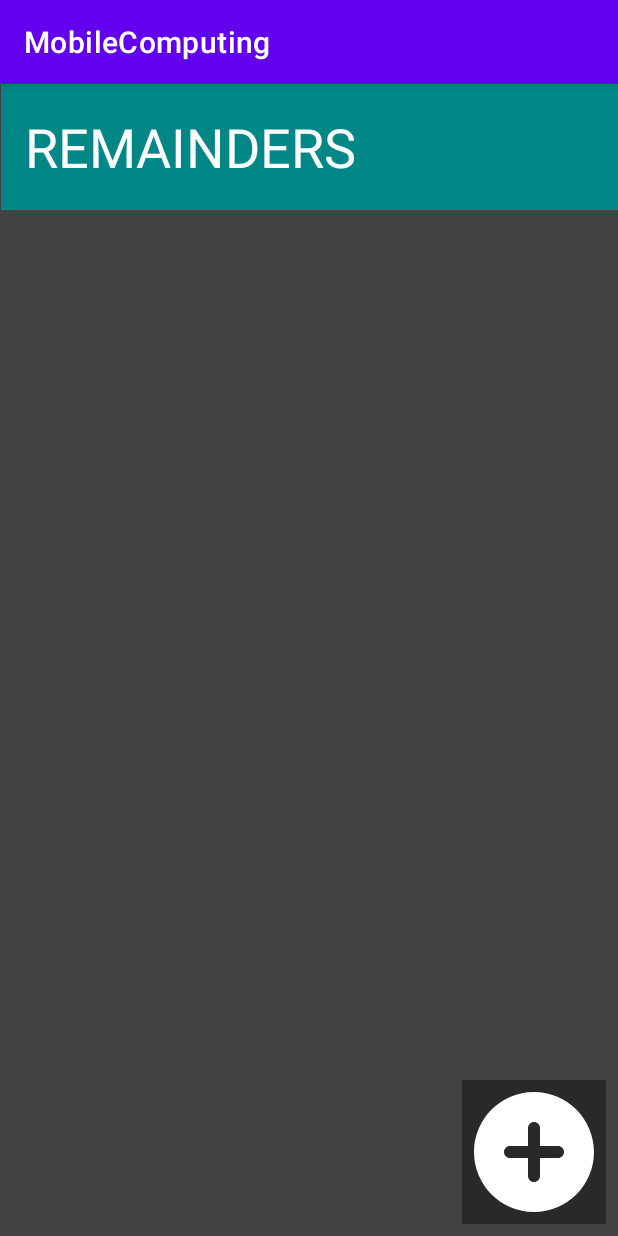
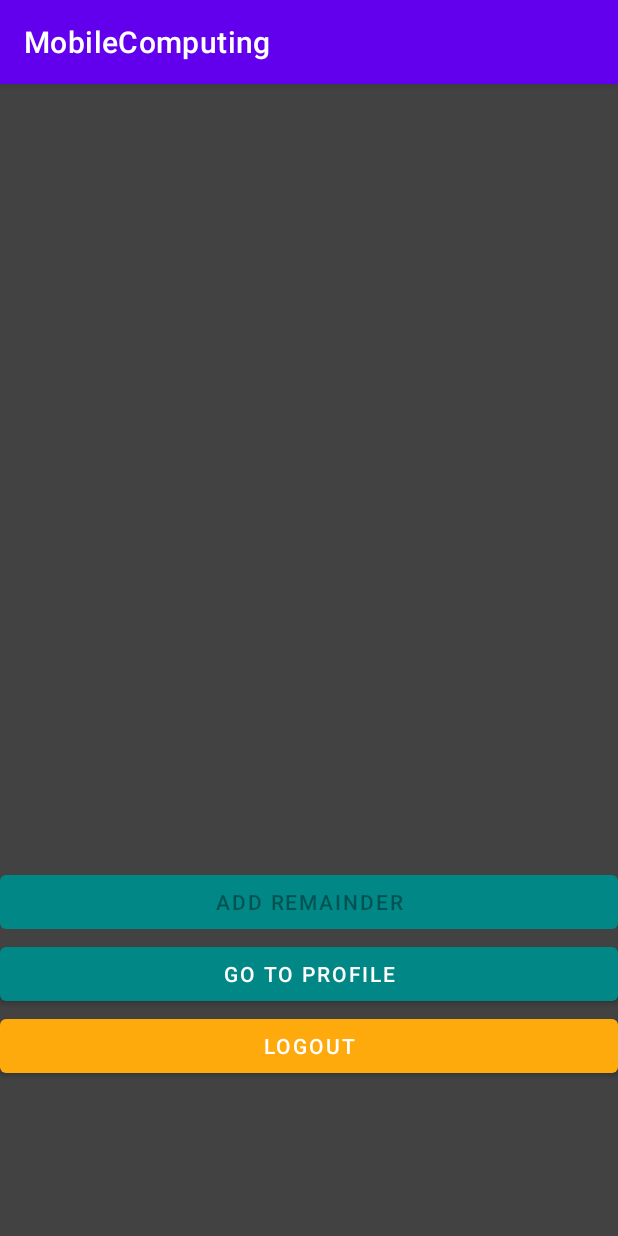
Before and after one commit to EetuHuusko/RemainderMobComp, an Android app: the MainActivity screen opened directly, with no data from a screen before it, on a phone screen of 412 x 824 dp. Run offline under Robolectric (Android 15) with nearby library versions, the phone set to English and light mode, and no system bars; our stand-ins replace Room's generated code; 2 statements that could not run were skipped.

Commit message:
Added database, modified the usual suspects, MainActivity is not yet working correctly

```diff
--- a/app/src/main/AndroidManifest.xml
+++ b/app/src/main/AndroidManifest.xml
@@ -12,7 +12,7 @@
         android:theme="@style/Theme.MobileComputing">
         <activity android:name=".ProfileActivity"></activity>
         <activity android:name=".FingerLoginActivity"></activity>
-        <activity android:name=".LoginActivity" android:label="@string/title_activity_login">
+        <activity android:name=".LoginActivity">
             <intent-filter>
                 <action android:name="android.intent.action.MAIN" />
 
--- a/app/src/main/java/com/example/mobilecomputing/MainActivity.kt
+++ b/app/src/main/java/com/example/mobilecomputing/MainActivity.kt
@@ -2,11 +2,24 @@ package com.example.mobilecomputing
 
 import androidx.appcompat.app.AppCompatActivity
 import android.os.Bundle
+import android.os.Build
 import android.view.LayoutInflater
+import android.view.View
+import android.view.ViewGroup
+import android.view.Menu
+import android.view.MenuItem
 import android.widget.AdapterView
 import android.widget.ListView
+import android.os.AsyncTask
+import android.widget.*
+import androidx.room.Room
+import androidx.core.app.NotificationCompat
+import com.example.mobilecomputing.db.AppDatabase
+import com.example.mobilecomputing.db.ReminderInfo
 import com.example.mobilecomputing.databinding.ActivityMainBinding
 import com.example.mobilecomputing.databinding.ActivityLoginBinding
+import com.example.mobilecomputing.databinding.ActivityProfileBinding
+
 
 class MainActivity : AppCompatActivity() {
 
@@ -18,8 +31,47 @@ class MainActivity : AppCompatActivity() {
         val view = binding.root
         setContentView(view)
 
-        // listView = binding.remainderListView
+        listView = binding.listView
 
-        // refreshListView()
+        populateTestDb()
+        refreshListView()
+    }
+
+    private fun refreshListView() {
+        var refreshTask = LoadReminderInfoEntries()
+        refreshTask.execute()
+
+    }
+
+    inner class LoadReminderInfoEntries : AsyncTask<String?, String?, List<ReminderInfo>>() {
+        override fun doInBackground(vararg params: String?): List<ReminderInfo> {
+            val db = Room
+                .databaseBuilder(
+                    applicationContext,
+                    AppDatabase::class.java,
+                    "com.example.mobilecomputing.db"
+                )
+                .build()
+            val reminderInfos = db.reminderDAO().getReminderInfos()
+            db.close()
+            return reminderInfos
+        }
+    }
+    private fun populateTestDb()  {
+        val testReminder1 = ReminderInfo(
+            null,
+            message = "Pick up Johnny from school",
+            time = "2021-02-15 Monday 10:00 UTC+2",
+            location = "School"
+        )
+        AsyncTask.execute {
+            val db = Room.databaseBuilder(
+                applicationContext,
+                AppDatabase::class.java,
+                "com.example.mobilecomputing"
+            ).build()
+            val uuid1 = db.reminderDAO().insert(testReminder1).toInt()
+            db.close()
+        }
     }
 }
--- /dev/null
+++ b/app/src/main/java/com/example/mobilecomputing/db/AppDatabase.kt
@@ -0,0 +1,9 @@
+package com.example.mobilecomputing.db
+
+import androidx.room.Database
+import androidx.room.RoomDatabase
+
+@Database(entities = arrayOf(ReminderInfo::class), version = 1)
+abstract class AppDatabase : RoomDatabase() {
+    abstract fun reminderDAO() : ReminderDAO
+}
--- a/app/src/main/res/layout/activity_login.xml
+++ b/app/src/main/res/layout/activity_login.xml
@@ -16,7 +16,7 @@
         android:layout_marginTop="8dp"
         android:layout_marginEnd="24dp"
         android:layout_marginRight="24dp"
-        android:enabled="false"
+        android:enabled="true"
         android:text="@string/action_login"
         android:textColor="@color/white"
         android:textSize="18sp"
@@ -36,7 +36,7 @@
         android:layout_marginLeft="72dp"
         android:layout_marginEnd="72dp"
         android:layout_marginRight="72dp"
-        android:enabled="false"
+        android:enabled="true"
         android:text="@string/action_create_account"
         android:textColor="@color/white"
         android:textSize="14sp"
@@ -56,7 +56,7 @@
         android:layout_marginLeft="72dp"
         android:layout_marginEnd="72dp"
         android:layout_marginRight="72dp"
-        android:enabled="false"
+        android:enabled="true"
         android:text="@string/action_change_login"
         android:textColor="@color/white"
         android:textSize="14sp"
--- a/app/src/main/res/layout/activity_main.xml
+++ b/app/src/main/res/layout/activity_main.xml
@@ -1,44 +1,43 @@
 <?xml version="1.0" encoding="utf-8"?>
-<androidx.constraintlayout.widget.ConstraintLayout xmlns:android="http://schemas.android.com/apk/res/android"
+<LinearLayout xmlns:android="http://schemas.android.com/apk/res/android"
     xmlns:app="http://schemas.android.com/apk/res-auto"
     xmlns:tools="http://schemas.android.com/tools"
-    android:id="@+id/loginButton"
+    android:id="@+id/mainList"
     android:layout_width="match_parent"
-    android:layout_height="match_parent"
+    android:layout_height="wrap_content"
     android:background="@color/cardview_dark_background"
-    tools:context=".MainActivity" >
-
-    <ImageButton
-        android:id="@+id/main_add_button"
-        android:layout_width="96dp"
-        android:layout_height="96dp"
-        android:layout_marginEnd="8dp"
-        android:layout_marginRight="8dp"
-        android:layout_marginBottom="8dp"
-        android:background="@color/material_on_background_disabled"
-        android:scaleType="fitXY"
-        app:layout_constraintBottom_toBottomOf="parent"
-        app:layout_constraintEnd_toEndOf="parent"
-        app:srcCompat="@drawable/ic_add_circle_white_18dp" />
-
-    <TextView
-        android:id="@+id/main_top_title"
-        android:layout_width="411dp"
-        android:layout_height="84dp"
-        android:background="@color/design_default_color_secondary_variant"
-        android:gravity="center_vertical"
-        android:paddingLeft="16dp"
-        android:text="@string/main_top_title"
-        android:textAllCaps="true"
-        android:textColor="?attr/colorSurface"
-        android:textSize="36sp"
-        app:layout_constraintEnd_toEndOf="parent"
-        app:layout_constraintStart_toStartOf="parent"
-        app:layout_constraintTop_toTopOf="parent" />
+    android:orientation="vertical"
+    tools:context=".MainActivity">
 
     <ListView
         android:layout_width="match_parent"
-        android:layout_height="match_parent"
+        android:layout_height="521dp"
         app:layout_constraintTop_toTopOf="parent"
-        tools:layout_editor_absoluteX="3dp" />
-</androidx.constraintlayout.widget.ConstraintLayout>
+        tools:layout_editor_absoluteX="3dp">
+
+    </ListView>
+
+    <Button
+        android:id="@+id/mainAddItem"
+        android:layout_width="match_parent"
+        android:layout_height="wrap_content"
+        android:enabled="false"
+        android:text="@string/action_main_add_remainder"
+        app:backgroundTint="@color/teal_700" />
+
+    <Button
+        android:id="@+id/mainProfilePage"
+        android:layout_width="match_parent"
+        android:layout_height="wrap_content"
+        android:enabled="true"
+        android:text="@string/action_main_profile"
+        app:backgroundTint="@color/teal_700" />
+
+    <Button
+        android:id="@+id/mainLogOut"
+        android:layout_width="match_parent"
+        android:layout_height="wrap_content"
+        android:enabled="true"
+        android:text="@string/action_main_logout"
+        app:backgroundTint="?android:attr/colorPressedHighlight" />
+</LinearLayout>
--- a/app/src/main/res/values/strings.xml
+++ b/app/src/main/res/values/strings.xml
@@ -13,6 +13,12 @@
     <string name="action_profile_backtomain">Back to Main Screen</string>
     <string name="welcome">"Welcome !"</string>
     <string name="main_top_title">Remainders</string>
+    <string name="action_main_add_remainder">Add remainder</string>
+    <string name="action_main_profile">Go to Profile</string>
+    <string name="action_main_logout">Logout</string>
+    <string name="reminder_message">Message:</string>
+    <string name="reminder_time">Time:</string>
+    <string name="reminder_location">Location:</string>
     <string name="invalid_username">Not a valid username</string>
     <string name="invalid_password">Password must be >5 characters</string>
     <string name="login_failed">"Login failed"</string>
```
Also changed, not shown: app/src/main/java/com/example/mobilecomputing/LoginActivity.kt (+9 -3 lines), app/src/main/java/com/example/mobilecomputing/ProfileActivity.kt (+22 -1 lines), app/src/main/java/com/example/mobilecomputing/ReminderAdaptor.kt (added, +39 -0 lines), app/src/main/java/com/example/mobilecomputing/db/ReminderDAO.kt (added, +19 -0 lines), app/src/main/java/com/example/mobilecomputing/db/ReminderInfo.kt (added, +13 -0 lines), app/src/main/res/layout/reminder_item.xml (added, +65 -0 lines).
